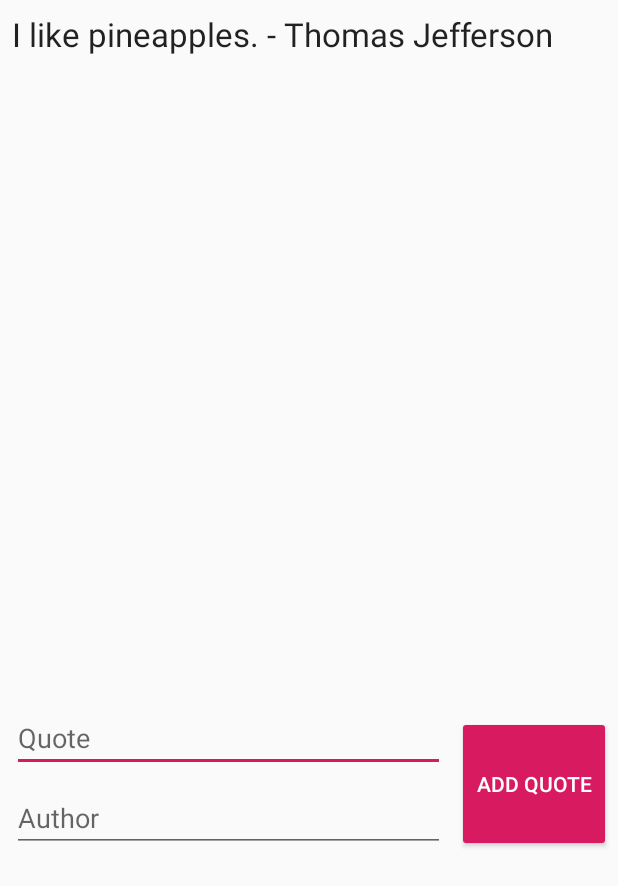
After one commit to EANimesha/SENG-31323-Mobile-Computing, an Android app: the layout activity_quotes.xml on its own in the app's theme, with its tools: preview values and no code run, on a phone screen of 412 x 824 dp. The commit adds this screen. Shown: the top 886 px of the screen. Run offline under Robolectric (Android 15) with nearby library versions, the phone set to English and light mode, and no system bars.

Commit message:
created a basic ui for quotes app

```diff
--- a/mvvm_practice1/app/build.gradle
+++ b/mvvm_practice1/app/build.gradle
@@ -29,6 +29,7 @@ dependencies {
     implementation 'androidx.appcompat:appcompat:1.0.2'
     implementation 'androidx.core:core-ktx:1.0.2'
     implementation 'androidx.constraintlayout:constraintlayout:1.1.3'
+    implementation "androidx.lifecycle:lifecycle-extensions:2.2.0"
     testImplementation 'junit:junit:4.12'
     androidTestImplementation 'androidx.test:runner:1.1.1'
     androidTestImplementation 'androidx.test.espresso:espresso-core:3.1.1'
--- a/mvvm_practice1/app/src/main/java/com/example/mvvm_practice1/MainActivity.kt
+++ b/mvvm_practice1/app/src/main/java/com/example/mvvm_practice1/MainActivity.kt
@@ -3,10 +3,10 @@ package com.example.mvvm_practice1
 import androidx.appcompat.app.AppCompatActivity
 import android.os.Bundle
 
-class MainActivity : AppCompatActivity() {
+class QuotesActivity : AppCompatActivity() {
 
     override fun onCreate(savedInstanceState: Bundle?) {
         super.onCreate(savedInstanceState)
-        setContentView(R.layout.activity_main)
+        setContentView(R.layout.activity_quotes)
     }
 }
--- a/mvvm_practice1/app/src/main/res/layout/activity_main.xml
+++ /dev/null
@@ -1,18 +0,0 @@
-<?xml version="1.0" encoding="utf-8"?>
-<androidx.constraintlayout.widget.ConstraintLayout xmlns:android="http://schemas.android.com/apk/res/android"
-    xmlns:app="http://schemas.android.com/apk/res-auto"
-    xmlns:tools="http://schemas.android.com/tools"
-    android:layout_width="match_parent"
-    android:layout_height="match_parent"
-    tools:context=".MainActivity">
-
-    <TextView
-        android:layout_width="wrap_content"
-        android:layout_height="wrap_content"
-        android:text="Hello World!"
-        app:layout_constraintBottom_toBottomOf="parent"
-        app:layout_constraintLeft_toLeftOf="parent"
-        app:layout_constraintRight_toRightOf="parent"
-        app:layout_constraintTop_toTopOf="parent" />
-
-</androidx.constraintlayout.widget.ConstraintLayout>
--- /dev/null
+++ b/mvvm_practice1/app/src/main/res/layout/activity_quotes.xml
@@ -0,0 +1,79 @@
+<?xml version="1.0" encoding="utf-8"?>
+<androidx.constraintlayout.widget.ConstraintLayout xmlns:android="http://schemas.android.com/apk/res/android"
+    xmlns:app="http://schemas.android.com/apk/res-auto"
+    xmlns:tools="http://schemas.android.com/tools"
+    android:layout_width="match_parent"
+    android:layout_height="match_parent"
+    tools:context=".QuotesActivity">
+
+    <TextView
+        android:id="@+id/textView_quotes"
+        android:layout_width="match_parent"
+        android:layout_height="0dp"
+        app:layout_constraintHeight_percent="0.55"
+        android:layout_marginStart="8dp"
+        android:layout_marginTop="8dp"
+        android:layout_marginEnd="8dp"
+        android:layout_marginBottom="8dp"
+        android:scrollbars="vertical"
+        android:textAppearance="@style/TextAppearance.AppCompat.Large"
+        tools:text="I like pineapples. - Thomas Jefferson"
+        app:layout_constraintBottom_toBottomOf="parent"
+        app:layout_constraintEnd_toEndOf="parent"
+        app:layout_constraintHorizontal_bias="0.0"
+        app:layout_constraintStart_toStartOf="parent"
+        app:layout_constraintTop_toTopOf="parent"
+        app:layout_constraintVertical_bias="0.0" />
+
+    <EditText
+        android:id="@+id/editText_quote"
+        android:layout_width="0dp"
+        app:layout_constraintWidth_percent="0.7"
+        android:layout_height="wrap_content"
+        android:layout_marginStart="8dp"
+        android:layout_marginTop="8dp"
+        android:layout_marginEnd="8dp"
+        android:layout_marginBottom="8dp"
+        android:hint="Quote"
+        app:layout_constraintBottom_toBottomOf="parent"
+        app:layout_constraintEnd_toEndOf="parent"
+        app:layout_constraintHorizontal_bias="0.0"
+        app:layout_constraintStart_toStartOf="parent"
+        app:layout_constraintTop_toBottomOf="@+id/textView_quotes"
+        app:layout_constraintVertical_bias="0.0" />
+
+    <EditText
+        android:id="@+id/editText_author"
+        android:layout_width="0dp"
+        app:layout_constraintWidth_percent="0.7"
+        android:layout_height="wrap_content"
+        android:layout_marginStart="8dp"
+        android:layout_marginTop="8dp"
+        android:layout_marginEnd="8dp"
+        android:layout_marginBottom="8dp"
+        android:hint="Author"
+        app:layout_constraintBottom_toBottomOf="parent"
+        app:layout_constraintEnd_toEndOf="parent"
+        app:layout_constraintHorizontal_bias="0.0"
+        app:layout_constraintStart_toStartOf="parent"
+        app:layout_constraintTop_toBottomOf="@+id/editText_quote"
+        app:layout_constraintVertical_bias="0.0" />
+
+    <Button
+        android:id="@+id/button_add_quote"
+        android:layout_width="0dp"
+        android:layout_height="0dp"
+        android:layout_marginStart="8dp"
+        android:layout_marginTop="8dp"
+        android:layout_marginEnd="8dp"
+        android:backgroundTint="?colorAccent"
+        android:text="Add Quote"
+        android:textColor="@android:color/white"
+        app:layout_constraintBottom_toBottomOf="@+id/editText_author"
+        app:layout_constraintEnd_toEndOf="parent"
+        app:layout_constraintHorizontal_bias="0.0"
+        app:layout_constraintStart_toEndOf="@+id/editText_quote"
+        app:layout_constraintTop_toTopOf="@+id/editText_quote"
+        app:layout_constraintVertical_bias="0.0"
+        app:layout_constraintWidth_percent="0.25" />
+</androidx.constraintlayout.widget.ConstraintLayout>
```
